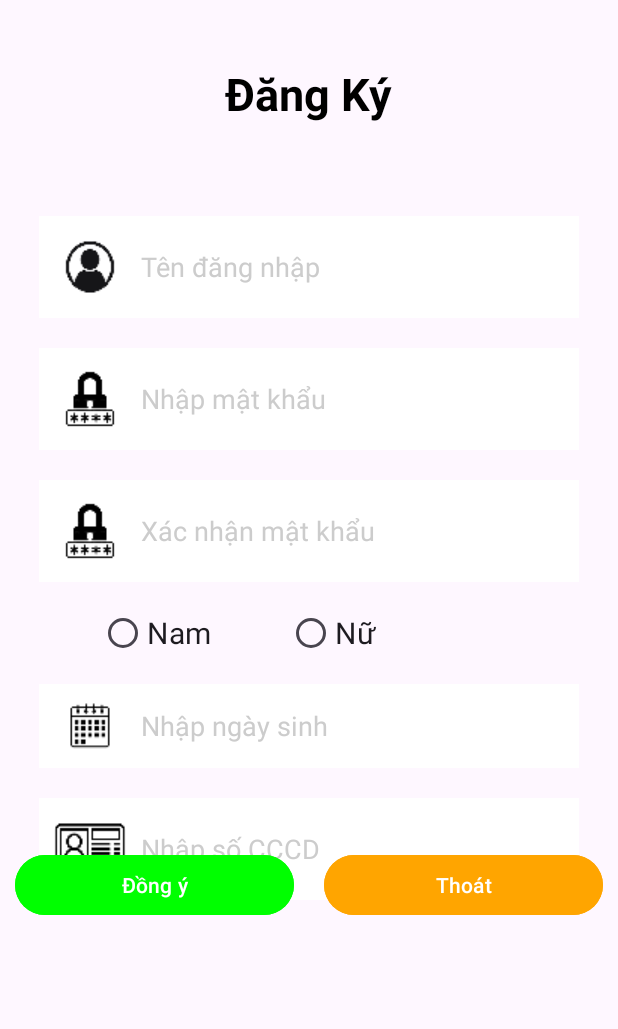
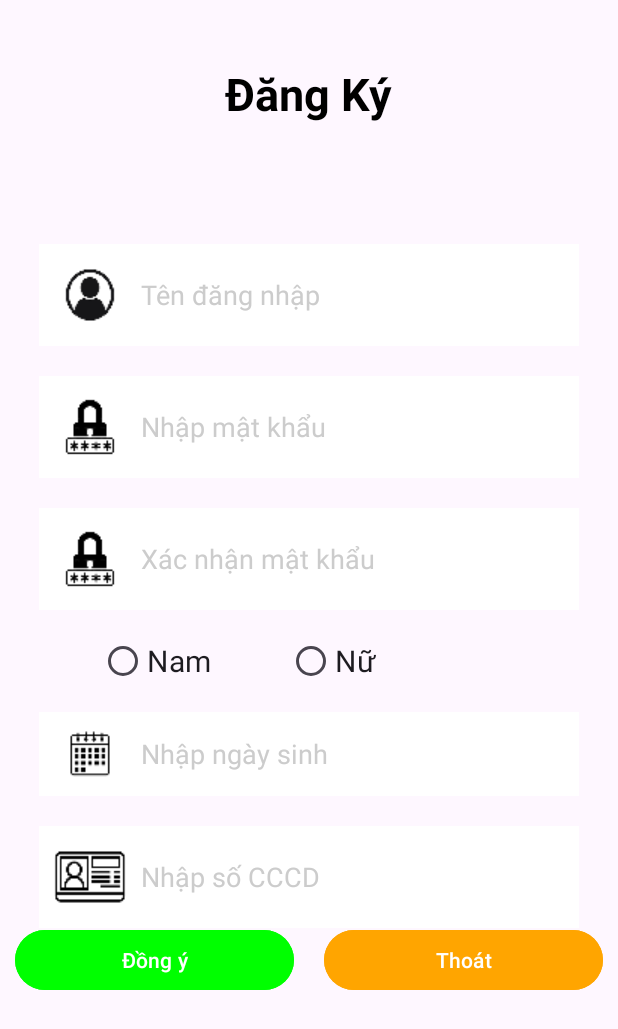
Before and after one commit to LHCNguyen/OrderFoodApp, an Android app: the DangKyActivity screen opened directly, with no data from a screen before it, on a phone screen of 412 x 824 dp. Shown: the top 1029 px of the screen. Run offline under Robolectric (Android 15) with nearby library versions, the phone set to English and light mode, and no system bars.

Commit message:
sua lai code ve thay doi kich co man hinh

```diff
--- a/OrderFoodApp/app/src/main/res/layout/layout_dangky.xml
+++ b/OrderFoodApp/app/src/main/res/layout/layout_dangky.xml
@@ -32,25 +32,48 @@
         android:textStyle="bold"
         app:layout_constraintEnd_toEndOf="parent"
         app:layout_constraintStart_toStartOf="parent"
-        app:layout_constraintTop_toTopOf="parent"
-        tools:ignore="MissingConstraints" />
+        app:layout_constraintTop_toTopOf="parent"/>
+<!--        android:id="@+id/textView"-->
+<!--        android:layout_width="wrap_content"-->
+<!--        android:layout_height="wrap_content"-->
+<!--        android:layout_marginTop="@dimen/size32dp"-->
+<!--        android:padding="@dimen/size10dp"-->
+<!--        android:text="@string/dangKy"-->
+<!--        android:textColor="@android:color/black"-->
+<!--        android:textSize="@dimen/textSize30sp"-->
+<!--        android:textStyle="bold"-->
+<!--        app:layout_constraintEnd_toEndOf="parent"-->
+<!--        app:layout_constraintStart_toStartOf="parent"-->
+<!--        app:layout_constraintTop_toTopOf="parent"-->
+<!--        tools:ignore="MissingConstraints" />-->
 
     <LinearLayout
         android:id="@+id/lnKhungDangKy"
         android:layout_width="match_parent"
         android:layout_height="wrap_content"
-        android:layout_centerHorizontal="true"
-        android:layout_centerVertical="true"
         android:layout_marginStart="@dimen/size16dp"
-        android:layout_marginTop="@dimen/size92dp"
         android:layout_marginEnd="@dimen/size16dp"
         android:orientation="vertical"
         android:paddingTop="@dimen/size10dp"
-        app:layout_constraintEnd_toEndOf="parent"
-        app:layout_constraintHorizontal_bias="0.0"
+        android:layout_marginTop="@dimen/size50dp"
+        app:layout_constraintTop_toBottomOf="@id/textView"
         app:layout_constraintStart_toStartOf="parent"
-        app:layout_constraintTop_toTopOf="@+id/textView"
-        tools:ignore="ExtraText,MissingConstraints">
+        app:layout_constraintEnd_toEndOf="parent">
+<!--        android:id="@+id/lnKhungDangKy"-->
+<!--        android:layout_width="match_parent"-->
+<!--        android:layout_height="wrap_content"-->
+<!--        android:layout_centerHorizontal="true"-->
+<!--        android:layout_centerVertical="true"-->
+<!--        android:layout_marginStart="@dimen/size16dp"-->
+<!--        android:layout_marginTop="@dimen/size92dp"-->
+<!--        android:layout_marginEnd="@dimen/size16dp"-->
+<!--        android:orientation="vertical"-->
+<!--        android:paddingTop="@dimen/size10dp"-->
+<!--        app:layout_constraintEnd_toEndOf="parent"-->
+<!--        app:layout_constraintHorizontal_bias="0.0"-->
+<!--        app:layout_constraintStart_toStartOf="parent"-->
+<!--        app:layout_constraintTop_toTopOf="@+id/textView"-->
+<!--        tools:ignore="ExtraText,MissingConstraints">-->
 
         <EditText
             android:id="@+id/edtTenDN"
@@ -159,8 +182,16 @@
         app:layout_constraintBottom_toBottomOf="parent"
         app:layout_constraintEnd_toEndOf="parent"
         app:layout_constraintStart_toStartOf="parent"
-        android:layout_marginBottom="@dimen/size200dp"
-        tools:ignore="MissingConstraints">
+        android:layout_marginBottom="@dimen/size150dp">
+<!--        android:layout_width="match_parent"-->
+<!--        android:layout_height="wrap_content"-->
+<!--        android:orientation="horizontal"-->
+<!--        android:gravity="top"-->
+<!--        app:layout_constraintBottom_toBottomOf="parent"-->
+<!--        app:layout_constraintEnd_toEndOf="parent"-->
+<!--        app:layout_constraintStart_toStartOf="parent"-->
+<!--        android:layout_marginBottom="@dimen/size200dp"-->
+<!--        tools:ignore="MissingConstraints">-->
 
         <Button
             android:id="@+id/btnDongY"
```
Also changed, not shown: OrderFoodApp/app/src/main/res/layout/layout_dangnhap.xml (+8 -5 lines), OrderFoodApp/app/src/main/res/drawable/nguoinauan.png (added).
